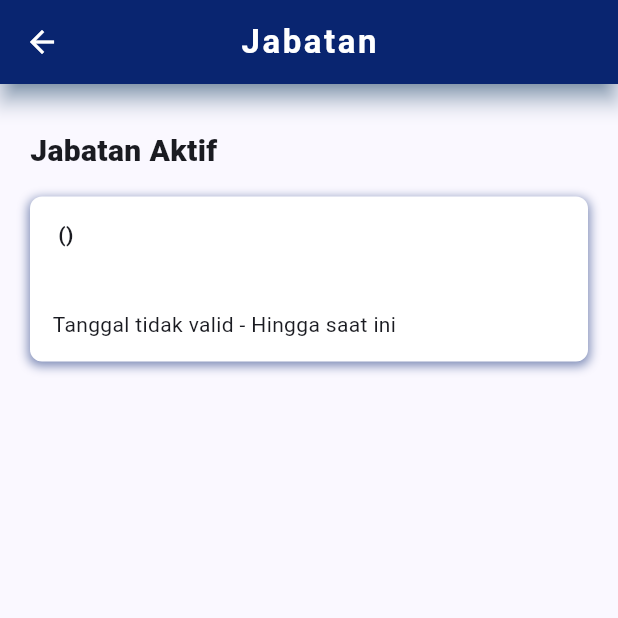
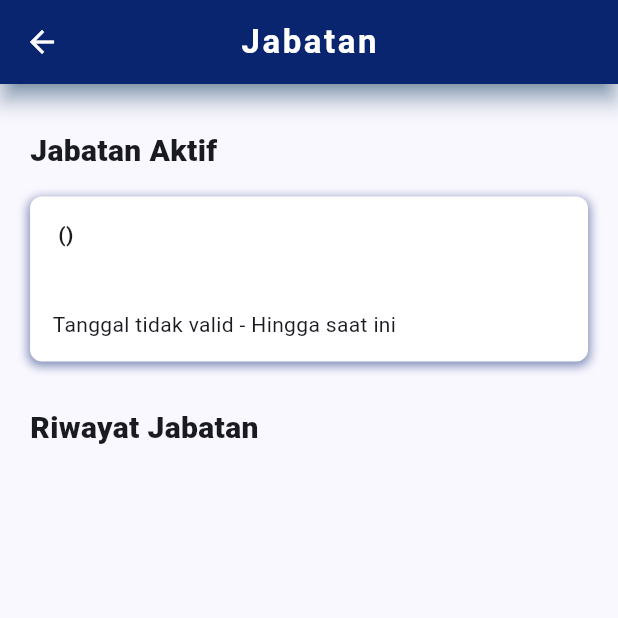
Before and after one commit to adindaayuazzahra/jmtm_apps, a Flutter app: the Jabatan screen opened by its route, on a phone screen of 412 x 824 dp, the top half of it. Run offline on Flutter 3.47's test engine with Material 3 defaults, Android fonts, the phone set to English and light mode, and no system bars; our stand-ins replace connectivity, fluro, font_awesome_flutter, geocoding, google_fonts, image_picker and 8 more; missing offline and left inert: syncfusion_flutter_maps; accounts and stored records are empty; Roboto replaces fonts that are missing (Heebo).

```diff
--- a/lib/user/profil/jabatan.dart
+++ b/lib/user/profil/jabatan.dart
@@ -145,8 +145,9 @@ class _JabatanState extends State<Jabatan> {
                 ),
                 if (authProvider.user.user.hisjab == []) ...[
                   Subtitle(text: 'Riwayat Jabatan'),
-                  const Text('Halo'),
+                  // const Text('Halo'),
                 ],
+                Subtitle(text: 'Riwayat Jabatan'),
                 SizedBox(
                   height: 18,
                 ),
@@ -167,6 +168,7 @@ class _JabatanState extends State<Jabatan> {
                       ),
                     ),
                     child: Column(
+                      // padding: EdgeInsets.only(bottom: 10),
                       children: sortedHisjab.map((hisjabData) {
                         return Column(
                           children: [
@@ -283,7 +285,10 @@ class _JabatanState extends State<Jabatan> {
                       }).toList(),
                     ),
                   ),
-                )
+                ),
+                SizedBox(
+                  height: 18,
+                ),
               ],
             ),
           ),
```
Also changed, not shown: lib/user/profil/infokaryawan.dart (added, +15 -0 lines).
